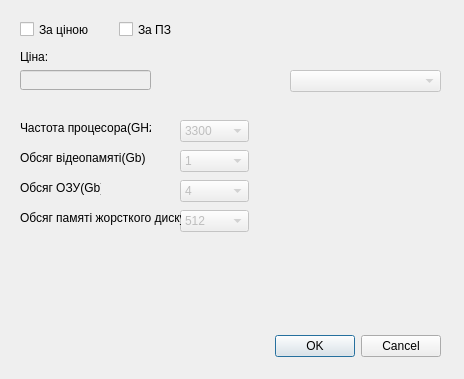
First picture: the form in dialog_createcomp.ui, repository Fargose/COURSEWORK, before the edit.
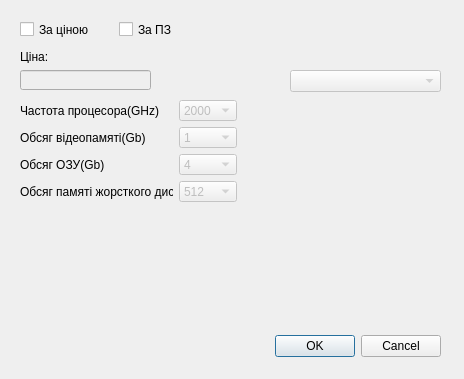
Second picture: the form after the edit.

```diff
--- a/dialog_createcomp.ui
+++ b/dialog_createcomp.ui
@@ -71,172 +71,6 @@
     <string>Ціна:</string>
    </property>
   </widget>
-  <widget class="QComboBox" name="FreqCmb">
-   <property name="enabled">
-    <bool>false</bool>
-   </property>
-   <property name="geometry">
-    <rect>
-     <x>180</x>
-     <y>120</y>
-     <width>69</width>
-     <height>22</height>
-    </rect>
-   </property>
-   <item>
-    <property name="text">
-     <string>3300</string>
-    </property>
-   </item>
-   <item>
-    <property name="text">
-     <string>3600</string>
-    </property>
-   </item>
-   <item>
-    <property name="text">
-     <string>4200</string>
-    </property>
-   </item>
-  </widget>
-  <widget class="QComboBox" name="VMemCB">
-   <property name="enabled">
-    <bool>false</bool>
-   </property>
-   <property name="geometry">
-    <rect>
-     <x>180</x>
-     <y>150</y>
-     <width>69</width>
-     <height>22</height>
-    </rect>
-   </property>
-   <item>
-    <property name="text">
-     <string>1</string>
-    </property>
-   </item>
-   <item>
-    <property name="text">
-     <string>2</string>
-    </property>
-   </item>
-  </widget>
-  <widget class="QComboBox" name="OZUCmb">
-   <property name="enabled">
-    <bool>false</bool>
-   </property>
-   <property name="geometry">
-    <rect>
-     <x>180</x>
-     <y>180</y>
-     <width>69</width>
-     <height>22</height>
-    </rect>
-   </property>
-   <item>
-    <property name="text">
-     <string>4</string>
-    </property>
-   </item>
-   <item>
-    <property name="text">
-     <string>8</string>
-    </property>
-   </item>
-   <item>
-    <property name="text">
-     <string>16</string>
-    </property>
-   </item>
-  </widget>
-  <widget class="QComboBox" name="HDCmb">
-   <property name="enabled">
-    <bool>false</bool>
-   </property>
-   <property name="geometry">
-    <rect>
-     <x>180</x>
-     <y>210</y>
-     <width>69</width>
-     <height>22</height>
-    </rect>
-   </property>
-   <item>
-    <property name="text">
-     <string>512</string>
-    </property>
-   </item>
-   <item>
-    <property name="text">
-     <string>1024</string>
-    </property>
-   </item>
-  </widget>
-  <widget class="QLabel" name="label">
-   <property name="enabled">
-    <bool>true</bool>
-   </property>
-   <property name="geometry">
-    <rect>
-     <x>20</x>
-     <y>120</y>
-     <width>131</width>
-     <height>16</height>
-    </rect>
-   </property>
-   <property name="text">
-    <string>Частота процесора(GHz)</string>
-   </property>
-  </widget>
-  <widget class="QLabel" name="label_2">
-   <property name="enabled">
-    <bool>true</bool>
-   </property>
-   <property name="geometry">
-    <rect>
-     <x>20</x>
-     <y>150</y>
-     <width>131</width>
-     <height>16</height>
-    </rect>
-   </property>
-   <property name="text">
-    <string>Обсяг відеопамяті(Gb)</string>
-   </property>
-  </widget>
-  <widget class="QLabel" name="label_3">
-   <property name="enabled">
-    <bool>true</bool>
-   </property>
-   <property name="geometry">
-    <rect>
-     <x>20</x>
-     <y>180</y>
-     <width>81</width>
-     <height>16</height>
-    </rect>
-   </property>
-   <property name="text">
-    <string>Обсяг ОЗУ(Gb)</string>
-   </property>
-  </widget>
-  <widget class="QLabel" name="label_4">
-   <property name="enabled">
-    <bool>true</bool>
-   </property>
-   <property name="geometry">
-    <rect>
-     <x>20</x>
-     <y>210</y>
-     <width>161</width>
-     <height>16</height>
-    </rect>
-   </property>
-   <property name="text">
-    <string>Обсяг памяті жорсткого диску</string>
-   </property>
-  </widget>
   <widget class="QLabel" name="label_6">
    <property name="geometry">
     <rect>
@@ -250,7 +84,7 @@
     <string/>
    </property>
   </widget>
-  <widget class="QWidget" name="">
+  <widget class="QWidget" name="layoutWidget">
    <property name="geometry">
     <rect>
      <x>20</x>
@@ -276,23 +110,159 @@
     </item>
    </layout>
   </widget>
-  <zorder>buttonBox</zorder>
-  <zorder>radioButton</zorder>
-  <zorder>radioButton_2</zorder>
-  <zorder>PICmb</zorder>
-  <zorder>label</zorder>
-  <zorder>lineEdit</zorder>
-  <zorder>label_5</zorder>
-  <zorder>FreqCmb</zorder>
-  <zorder>VMemCB</zorder>
-  <zorder>OZUCmb</zorder>
-  <zorder>HDCmb</zorder>
-  <zorder>label</zorder>
-  <zorder>label_2</zorder>
-  <zorder>label_3</zorder>
-  <zorder>label_4</zorder>
-  <zorder>label_6</zorder>
-  <zorder></zorder>
+  <widget class="QWidget" name="layoutWidget">
+   <property name="geometry">
+    <rect>
+     <x>20</x>
+     <y>100</y>
+     <width>217</width>
+     <height>102</height>
+    </rect>
+   </property>
+   <layout class="QHBoxLayout" name="horizontalLayout_2">
+    <item>
+     <layout class="QVBoxLayout" name="verticalLayout_2">
+      <item>
+       <widget class="QLabel" name="label">
+        <property name="enabled">
+         <bool>true</bool>
+        </property>
+        <property name="text">
+         <string>Частота процесора(GHz)</string>
+        </property>
+       </widget>
+      </item>
+      <item>
+       <widget class="QLabel" name="label_2">
+        <property name="enabled">
+         <bool>true</bool>
+        </property>
+        <property name="text">
+         <string>Обсяг відеопамяті(Gb)</string>
+        </property>
+       </widget>
+      </item>
+      <item>
+       <widget class="QLabel" name="label_3">
+        <property name="enabled">
+         <bool>true</bool>
+        </property>
+        <property name="text">
+         <string>Обсяг ОЗУ(Gb)</string>
+        </property>
+       </widget>
+      </item>
+      <item>
+       <widget class="QLabel" name="label_4">
+        <property name="enabled">
+         <bool>true</bool>
+        </property>
+        <property name="text">
+         <string>Обсяг памяті жорсткого диску</string>
+        </property>
+       </widget>
+      </item>
+     </layout>
+    </item>
+    <item>
+     <layout class="QVBoxLayout" name="verticalLayout">
+      <item>
+       <widget class="QComboBox" name="FreqCmb">
+        <property name="enabled">
+         <bool>false</bool>
+        </property>
+        <item>
+         <property name="text">
+          <string>2000</string>
+         </property>
+        </item>
+        <item>
+         <property name="text">
+          <string>2800</string>
+         </property>
+        </item>
+        <item>
+         <property name="text">
+          <string>3300</string>
+         </property>
+        </item>
+        <item>
+         <property name="text">
+          <string>3600</string>
+         </property>
+        </item>
+        <item>
+         <property name="text">
+          <string>4200</string>
+         </property>
+        </item>
+       </widget>
+      </item>
+      <item>
+       <widget class="QComboBox" name="VMemCB">
+        <property name="enabled">
+         <bool>false</bool>
+        </property>
+        <item>
+         <property name="text">
+          <string>1</string>
+         </property>
+        </item>
+        <item>
+         <property name="text">
+          <string>2</string>
+         </property>
+        </item>
+        <item>
+         <property name="text">
+          <string>3</string>
+         </property>
+        </item>
+       </widget>
+      </item>
+      <item>
+       <widget class="QComboBox" name="OZUCmb">
+        <property name="enabled">
+         <bool>false</bool>
+        </property>
+        <item>
+         <property name="text">
+          <string>4</string>
+         </property>
+        </item>
+        <item>
+         <property name="text">
+          <string>8</string>
+         </property>
+        </item>
+        <item>
+         <property name="text">
+          <string>16</string>
+         </property>
+        </item>
+       </widget>
+      </item>
+      <item>
+       <widget class="QComboBox" name="HDCmb">
+        <property name="enabled">
+         <bool>false</bool>
+        </property>
+        <item>
+         <property name="text">
+          <string>512</string>
+         </property>
+        </item>
+        <item>
+         <property name="text">
+          <string>1024</string>
+         </property>
+        </item>
+       </widget>
+      </item>
+     </layout>
+    </item>
+   </layout>
+  </widget>
  </widget>
  <resources/>
  <connections>
```
